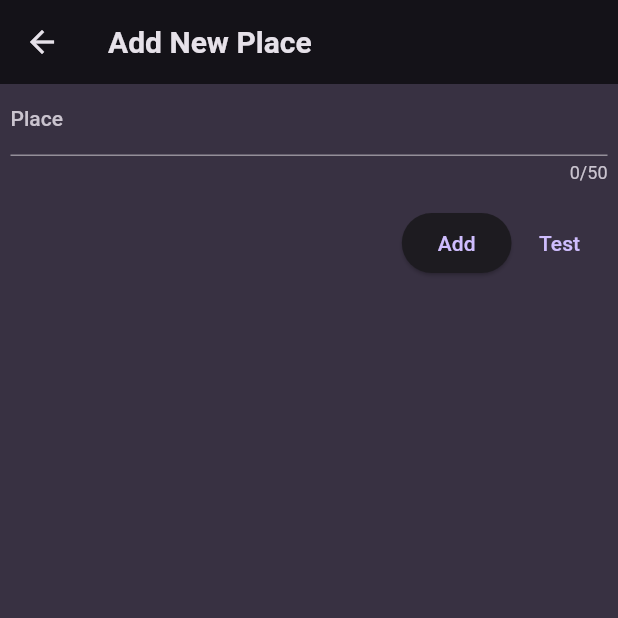
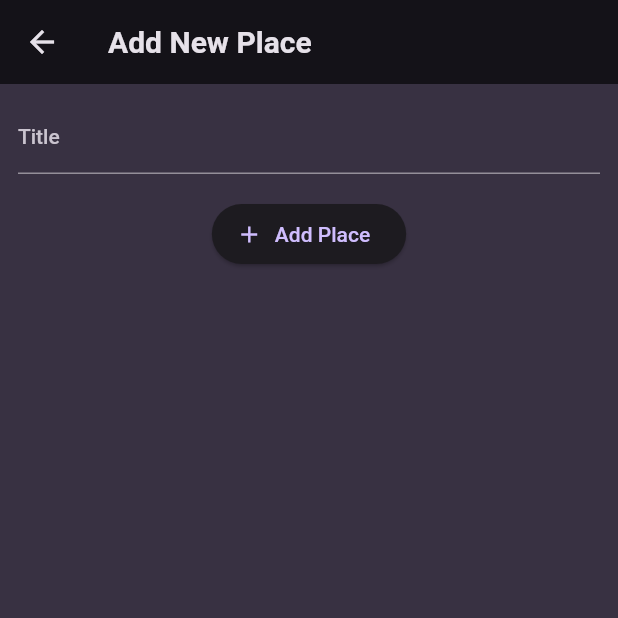
Before and after one commit to Phosah/favorite-places, a Flutter app: the screen it shows after launch, after a tap on the "add" icon, on a phone screen of 412 x 824 dp, the top half of it. Run offline on Flutter 3.47's test engine with Material 2 defaults, Android fonts, the phone set to English and light mode, and no system bars; our stand-ins replace flutter_riverpod, google_fonts.

```diff
--- a/lib/main.dart
+++ b/lib/main.dart
@@ -1,8 +1,9 @@
-import 'package:favorite_places/widgets/places_list.dart';
 import 'package:flutter/material.dart';
+
 import 'package:flutter_riverpod/flutter_riverpod.dart';
+import 'package:google_fonts/google_fonts.dart';
 
-import 'package:google_fonts/google_fonts.dart';
+import 'package:favorite_places/screens/places.dart';
 
 final colorScheme = ColorScheme.fromSeed(
   brightness: Brightness.dark,
@@ -41,7 +42,7 @@ class MyApp extends StatelessWidget {
     return MaterialApp(
       title: 'Great Places',
       theme: theme,
-      home: const PlacesListScreen(),
+      home: const PlacesScreen(),
     );
   }
 }
--- a/lib/providers/places_provider.dart
+++ b/lib/providers/places_provider.dart
@@ -2,17 +2,15 @@ import 'package:flutter_riverpod/flutter_riverpod.dart';
 import 'package:favorite_places/model/place_item.dart';
 
 final List<PlaceItem> _placeItems = [
-  const PlaceItem(title: 'New Orleans'),
-  const PlaceItem(title: 'Ricamab'),
-  const PlaceItem(title: 'Malibou'),
+  PlaceItem(title: 'New Orleans'),
+  PlaceItem(title: 'Ricamab'),
+  PlaceItem(title: 'Malibou'),
 ];
 
 class FavoritePlacesNotifier extends StateNotifier<List<PlaceItem>> {
   FavoritePlacesNotifier() : super(_placeItems);
 
   void addFavoritePlace(PlaceItem place) {
-    // state = [];
-
     state = [...state, place];
   }
 }
--- /dev/null
+++ b/lib/screens/add_place.dart
@@ -0,0 +1,49 @@
+import 'package:flutter/material.dart';
+// import 'package:flutter_riverpod/flutter_riverpod.dart';
+
+class AddPlaceScreen extends StatefulWidget {
+  const AddPlaceScreen({super.key});
+
+  @override
+  State<AddPlaceScreen> createState() => _AddPlaceScreenState();
+}
+
+class _AddPlaceScreenState extends State<AddPlaceScreen> {
+  final _titleController = TextEditingController();
+
+  @override
+  void dispose() {
+    _titleController.dispose();
+    super.dispose();
+  }
+
+  @override
+  Widget build(BuildContext context) {
+    return Scaffold(
+      appBar: AppBar(
+        title: const Text('Add New Place'),
+      ),
+      body: SingleChildScrollView(
+        padding: const EdgeInsets.all(12),
+        child: Column(
+          children: [
+            TextField(
+              decoration: const InputDecoration(labelText: 'Title'),
+              controller: _titleController,
+              style:
+                  TextStyle(color: Theme.of(context).colorScheme.onBackground),
+            ),
+            const SizedBox(
+              height: 16,
+            ),
+            ElevatedButton.icon(
+              onPressed: () {},
+              icon: const Icon(Icons.add),
+              label: const Text('Add Place'),
+            )
+          ],
+        ),
+      ),
+    );
+  }
+}
--- /dev/null
+++ b/lib/screens/places.dart
@@ -0,0 +1,34 @@
+import 'package:favorite_places/screens/add_place.dart';
+import 'package:flutter/material.dart';
+
+import 'package:flutter_riverpod/flutter_riverpod.dart';
+import 'package:favorite_places/widgets/places_list.dart';
+// import 'package:favorite_places/providers/places_provider.dart';
+
+class PlacesScreen extends ConsumerStatefulWidget {
+  const PlacesScreen({super.key});
+
+  @override
+  ConsumerState<PlacesScreen> createState() => _PlacesScreenState();
+}
+
+class _PlacesScreenState extends ConsumerState<PlacesScreen> {
+  @override
+  Widget build(BuildContext context) {
+    return Scaffold(
+      appBar: AppBar(
+        title: const Text('Your Places'),
+        actions: [
+          IconButton(
+            onPressed: () {
+              Navigator.of(context).push(
+                  MaterialPageRoute(builder: (ctx) => const AddPlaceScreen()));
+            },
+            icon: const Icon(Icons.add),
+          )
+        ],
+      ),
+      body: const PlacesList(places: []),
+    );
+  }
+}
--- a/lib/widgets/new_place.dart
+++ /dev/null
@@ -1,65 +0,0 @@
-import 'package:favorite_places/model/place_item.dart';
-import 'package:favorite_places/providers/places_provider.dart';
-import 'package:flutter/material.dart';
-import 'package:flutter_riverpod/flutter_riverpod.dart';
-
-class AddNewPlaceScreen extends ConsumerStatefulWidget {
-  const AddNewPlaceScreen({super.key});
-
-  @override
-  ConsumerState<AddNewPlaceScreen> createState() => _AddNewPlaceScreenState();
-}
-
-class _AddNewPlaceScreenState extends ConsumerState<AddNewPlaceScreen> {
-  final _formKey = GlobalKey<FormState>();
-  var _enteredPlace = '';
-
-  void _savePlace() {
-    _formKey.currentState!.save();
-    PlaceItem newPlace = PlaceItem(title: _enteredPlace);
-    ref.read(favoritePlacesNotifier.notifier).addFavoritePlace(newPlace);
-    print(_enteredPlace);
-  }
-
-  @override
-  Widget build(BuildContext context) {
-    return Scaffold(
-      appBar: AppBar(
-        title: const Text('Add New Place'),
-      ),
-      body: Padding(
-        padding: const EdgeInsets.symmetric(horizontal: 7.0),
-        child: Form(
-          key: _formKey,
-          child: Column(
-            children: [
-              TextFormField(
-                maxLength: 50,
-                decoration: const InputDecoration(
-                  label: Text('Place'),
-                ),
-                onSaved: (value) {
-                  _enteredPlace = value!;
-                },
-              ),
-              const SizedBox(
-                height: 16,
-              ),
-              Row(
-                mainAxisAlignment: MainAxisAlignment.end,
-                children: [
-                  ElevatedButton(
-                      onPressed: _savePlace, child: const Text('Add')),
-                  TextButton(
-                    onPressed: () {},
-                    child: const Text('Test'),
-                  )
-                ],
-              )
-            ],
-          ),
-        ),
-      ),
-    );
-  }
-}
--- a/lib/widgets/places_list.dart
+++ b/lib/widgets/places_list.dart
@@ -1,66 +1,39 @@
 import 'package:flutter/material.dart';
-import 'package:flutter_riverpod/flutter_riverpod.dart';
+import 'package:favorite_places/model/place_item.dart';
 
-import 'package:favorite_places/widgets/new_place.dart';
-import 'package:favorite_places/providers/places_provider.dart';
+class PlacesList extends StatelessWidget {
+  const PlacesList({super.key, required this.places});
 
-class PlacesListScreen extends ConsumerStatefulWidget {
-  const PlacesListScreen({super.key});
+  final List<PlaceItem> places;
 
   @override
-  ConsumerState<PlacesListScreen> createState() => _PlacesListScreenState();
-}
-
-class _PlacesListScreenState extends ConsumerState<PlacesListScreen> {
-  void _addNewPlace(BuildContext context) {
-    Navigator.of(context).push(
-      MaterialPageRoute(
-        builder: (ctx) => const AddNewPlaceScreen(),
+  Widget build(BuildContext context) {
+    if (places.isEmpty) {
+      return Center(
+        child: Text(
+          'No places added yet',
+          style: Theme.of(context)
+              .textTheme
+              .bodyLarge!
+              .copyWith(color: Theme.of(context).colorScheme.onBackground),
         ),
       );
     }
 
-  @override
-  Widget build(BuildContext context) {
-    final places = ref.watch(favoritePlacesNotifier);
-    Widget content = const Center(
-      child: Text('No places added yet'),
-    );
-
-    if (places.isNotEmpty) {
-      content = ListView.builder(
+    return ListView.builder(
       itemCount: places.length,
       itemBuilder: ((context, index) {
-          // for (final place in _placeItems) {
-          //   return ListTile(
-          //     title: Text(
-          //       place.title,
-          //     ),
-          //   );
-          // }
         final place = places[index];
         return ListTile(
           title: Text(
             place.title,
+            style: Theme.of(context)
+                .textTheme
+                .titleMedium!
+                .copyWith(color: Theme.of(context).colorScheme.onBackground),
           ),
         );
       }),
     );
   }
-
-    return Scaffold(
-      appBar: AppBar(
-        title: const Text('Your Places'),
-        actions: [
-          IconButton(
-            onPressed: () {
-              _addNewPlace(context);
-            },
-            icon: const Icon(Icons.add),
-          )
-        ],
-      ),
-      body: content,
-    );
 }
-}
```
Also changed, not shown: lib/screens/place_detail.dart (added). Lines whose indentation alone changed are shown as unchanged.
